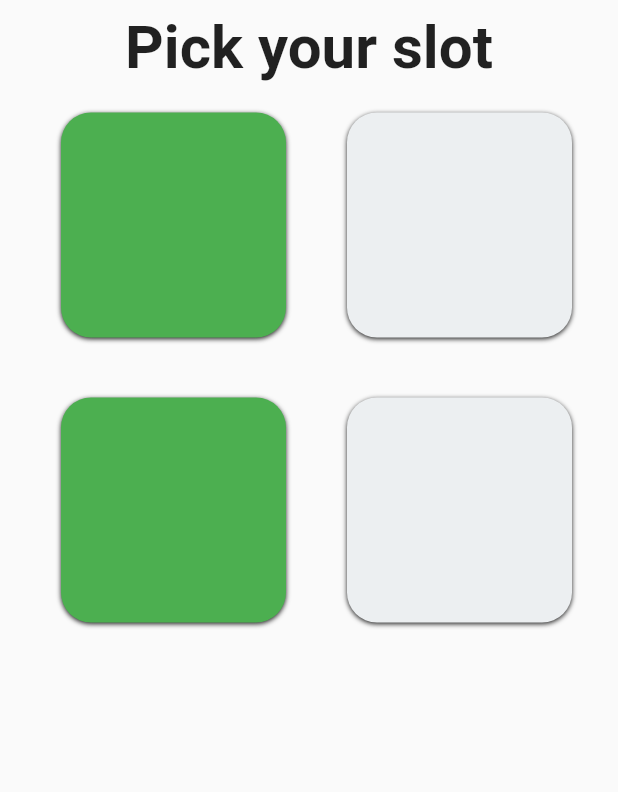
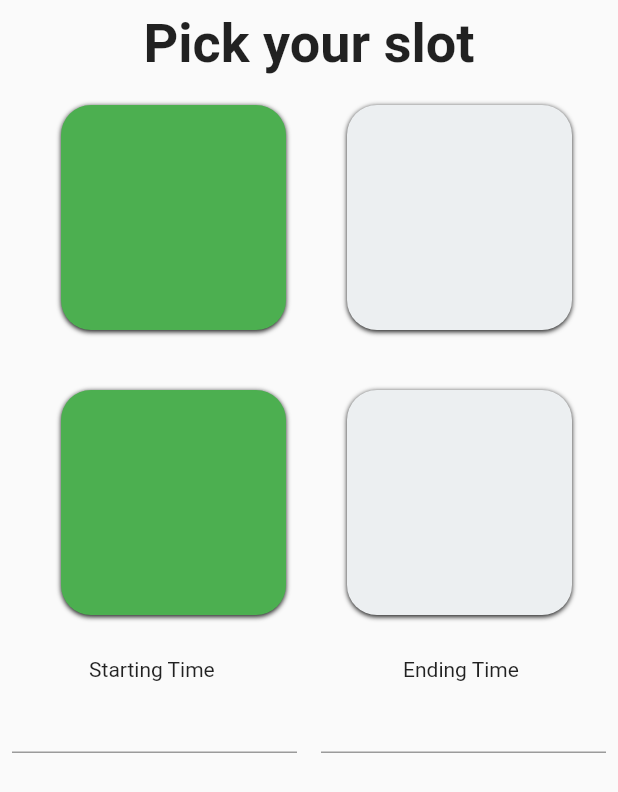
Before and after one commit to SarthakVaswani/hackcbs, a Flutter app: the SlotPicker screen opened directly, on a phone screen of 412 x 824 dp. Shown: the top 792 px of the screen. Run offline on Flutter 3.47's test engine with Material 2 defaults, Android fonts, the phone set to English and light mode, and no system bars; drawn by our look-alikes of datetime_picker_formfield; our stand-ins replace flutter_icons, google_fonts; network calls fail.

Commit message:
ui updated,last page (starting and ending time integrated)

```diff
--- a/lib/main.dart
+++ b/lib/main.dart
@@ -1,7 +1,7 @@
 import 'package:flutter/cupertino.dart';
 import 'package:flutter/material.dart';
 import 'package:hackcbs/screens/Login_Screen.dart';
-import 'package:hackcbs/screens/slot.dart';
+
 import 'screens/dashboard.dart';
 import 'package:hackcbs/screens/register_Screen.dart';
 
--- a/lib/screens/slot.dart
+++ b/lib/screens/firstpage.dart
@@ -1,4 +1,6 @@
 import 'package:flutter/material.dart';
+import 'package:intl/intl.dart';
+import 'package:datetime_picker_formfield/datetime_picker_formfield.dart';
 
 class SlotPicker extends StatefulWidget {
   @override
@@ -18,7 +20,7 @@ class _SlotPickerState extends State<SlotPicker> {
               padding: const EdgeInsets.only(top: 8.0),
               child: Text(
                 'Pick your slot',
-                style: TextStyle(fontSize: 40, fontWeight: FontWeight.bold),
+                style: TextStyle(fontSize: 36, fontWeight: FontWeight.bold),
               ),
             ),
             Row(
@@ -26,7 +28,7 @@ class _SlotPickerState extends State<SlotPicker> {
               children: [
                 Padding(
                   padding:
-                      const EdgeInsets.symmetric(vertical: 20, horizontal: 10),
+                  const EdgeInsets.symmetric(vertical: 20, horizontal: 10),
                   child: Container(
                     decoration: BoxDecoration(
                         boxShadow: [
@@ -69,7 +71,7 @@ class _SlotPickerState extends State<SlotPicker> {
               children: [
                 Padding(
                   padding:
-                      const EdgeInsets.symmetric(vertical: 20, horizontal: 10),
+                  const EdgeInsets.symmetric(vertical: 20, horizontal: 10),
                   child: Container(
                     decoration: BoxDecoration(
                         boxShadow: [
@@ -107,9 +109,61 @@ class _SlotPickerState extends State<SlotPicker> {
                 ),
               ],
             ),
+            Row(
+              children: [
+                Container(
+                  padding: EdgeInsets.all(8),
+                    width: MediaQuery.of(context).size.width/2,
+                    child: FirstTimeField()),
+                Container(
+                  padding: EdgeInsets.all(8),
+                    width: MediaQuery.of(context).size.width/2,
+                    child: LastTimeField()),
+              ],
+            ),
           ],
         ),
       ),
     );
   }
 }
+class FirstTimeField extends StatelessWidget {
+  final format = DateFormat("HH:mm");
+  @override
+  Widget build(BuildContext context) {
+    return Column(children: <Widget>[
+      Text('Starting Time '),
+      DateTimeField(
+        format: format,
+        textAlign: TextAlign.center,
+        onShowPicker: (context, currentValue) async {
+          final time = await showTimePicker(
+            context: context,
+            initialTime: TimeOfDay.fromDateTime(currentValue ?? DateTime.now()),
+          );
+          return DateTimeField.convert(time);
+        },
+      ),
+    ]);
+  }
+}
+class LastTimeField extends StatelessWidget {
+  final format = DateFormat("HH:mm");
+  @override
+  Widget build(BuildContext context) {
+    return Column(children: <Widget>[
+      Text('Ending Time '),
+      DateTimeField(
+        format: format,
+        textAlign: TextAlign.center,
+        onShowPicker: (context, currentValue) async {
+          final time = await showTimePicker(
+            context: context,
+            initialTime: TimeOfDay.fromDateTime(currentValue ?? DateTime.now()),
+          );
+          return DateTimeField.convert(time);
+        },
+      ),
+    ]);
+  }
+}
--- a/lib/screens/register_Screen.dart
+++ b/lib/screens/register_Screen.dart
@@ -394,8 +394,8 @@ class _RegisterScreenState extends State<RegisterScreen> {
                   child: MaterialButton(
                       shape: RoundedRectangleBorder(
                           borderRadius: BorderRadius.circular(20)),
-                      height: 62,
-                      minWidth: 250,
+                      height: 50,
+                      minWidth: 220,
                       child: Text(
                         'Confirm',
                         style: TextStyle(
@@ -414,6 +414,7 @@ class _RegisterScreenState extends State<RegisterScreen> {
                   height: 60,
                 ),
                 Row(
+                  mainAxisAlignment: MainAxisAlignment.center,
                   children: [
                     Padding(
                       padding: const EdgeInsets.only(left: 18.0),
--- a/pubspec.yaml
+++ b/pubspec.yaml
@@ -31,6 +31,7 @@ dependencies:
 dev_dependencies:
   flutter_test:
     sdk: flutter
+  datetime_picker_formfield: ^1.0.0
 
 # For information on the generic Dart part of this file, see the
 # following page: https://dart.dev/tools/pub/pubspec
@@ -45,6 +46,10 @@ flutter:
   assets:
       - assets/images/login.png
       - assets/images/user.png
+      - assets/images/map.jpg
+      - assets/images/ONE.jpg
+      - assets/images/second.jpg
+      - assets/images/third.jpg
   #   - images/a_dot_ham.jpeg
   # An image asset can refer to one or more resolution-specific "variants", see
   # https://flutter.dev/assets-and-images/#resolution-aware.
```
Also changed, not shown: lib/model/dash.dart (+6 -4 lines), lib/screens/Login_Screen.dart (+20 -6 lines), lib/screens/dashboard.dart (+23 -6 lines), lib/screens/secondpage.dart (added, +13 -0 lines), lib/screens/thirdpage.dart (added, +13 -0 lines), lib/widgets/homeList.dart (+27 -5 lines), pubspec.lock.
